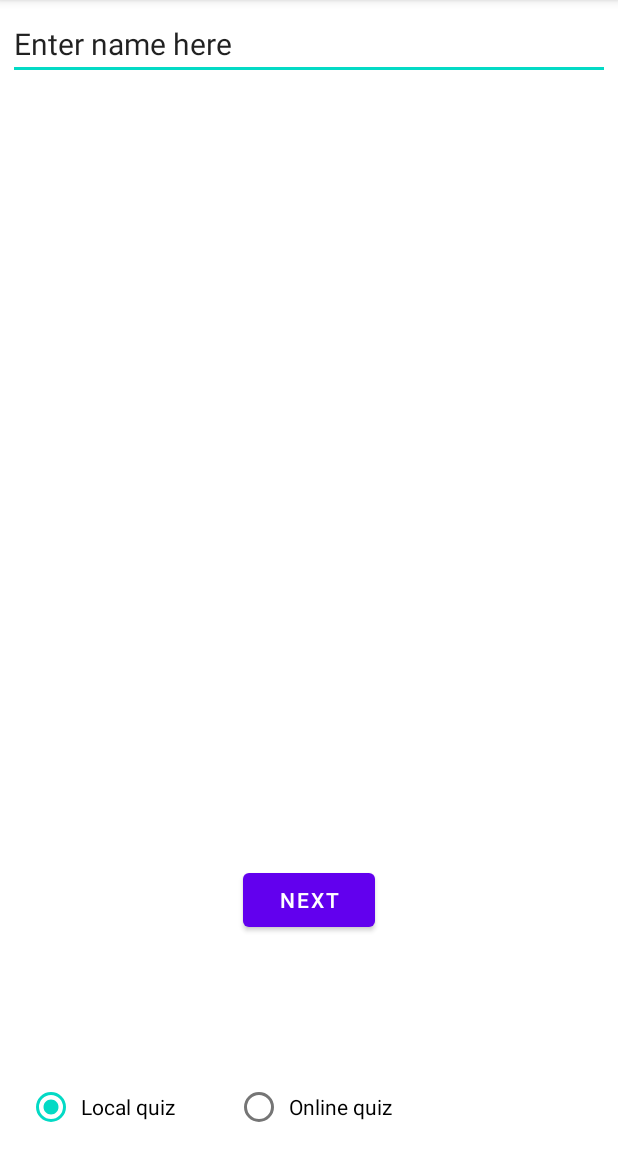
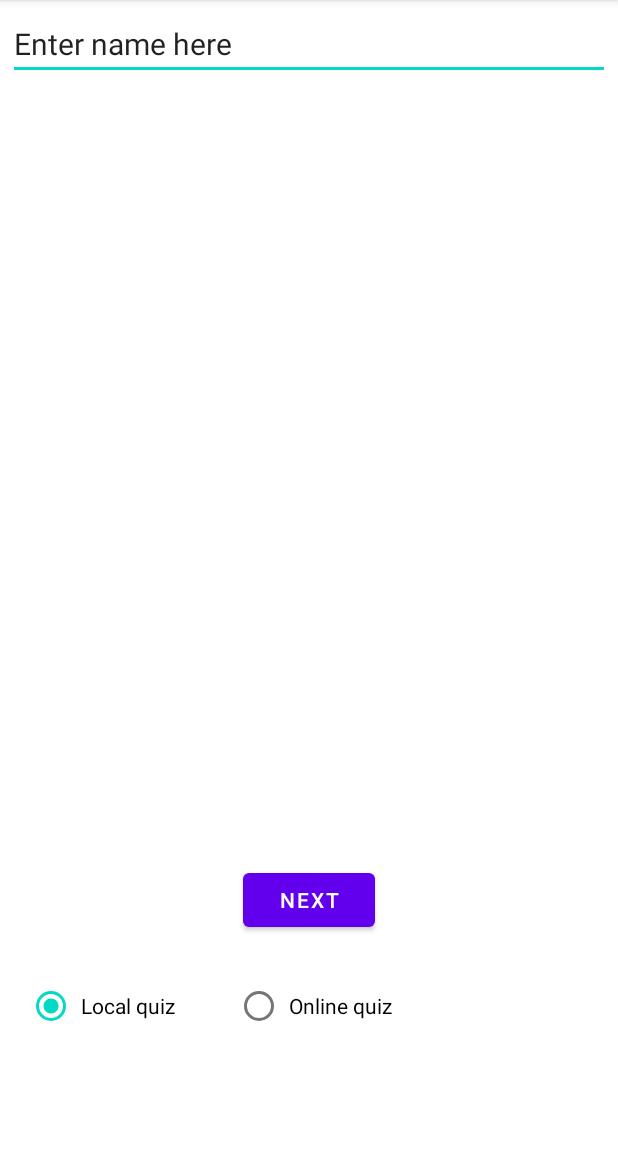
Before and after one commit to Mohammedwich/QuizProgram, an Android app: the screen it shows after launch (MainActivity), on a phone screen of 412 x 824 dp, the part 84-1236 px from its top. Run offline under Robolectric (Android 15) with nearby library versions, the phone set to English and light mode, and no system bars.

Commit message:
Adjusted first screen layout a little so the toast is more visible

```diff
--- a/app/src/main/res/layout/activity_main.xml
+++ b/app/src/main/res/layout/activity_main.xml
@@ -43,30 +43,32 @@
         android:id="@+id/RadioGroup1ID"
         android:layout_width="match_parent"
         android:layout_height="wrap_content"
+        android:orientation="horizontal"
         app:layout_constraintBottom_toBottomOf="parent"
         app:layout_constraintLeft_toLeftOf="parent"
         app:layout_constraintRight_toRightOf="parent"
-        android:orientation="horizontal">
+        app:layout_constraintTop_toBottomOf="@+id/NextButton"
+        app:layout_constraintVertical_bias="0.2">
 
         <RadioButton
             android:id="@+id/localRadioID"
             android:layout_width="wrap_content"
             android:layout_height="wrap_content"
+            android:layout_marginHorizontal="18dp"
             android:layout_marginVertical="6dp"
-            android:layout_marginHorizontal="18dp"
+            android:onClick="radioClick"
             android:paddingHorizontal="4dp"
-            android:text="Local quiz"
-            android:onClick="radioClick"/>
+            android:text="Local quiz" />
 
         <RadioButton
             android:id="@+id/onlineRadioID"
             android:layout_width="wrap_content"
             android:layout_height="wrap_content"
+            android:layout_marginHorizontal="18dp"
             android:layout_marginVertical="6dp"
-            android:layout_marginHorizontal="18dp"
+            android:onClick="radioClick"
             android:paddingHorizontal="4dp"
-            android:text="Online quiz"
-            android:onClick="radioClick"/>
+            android:text="Online quiz" />
 
     </RadioGroup>
 
```
